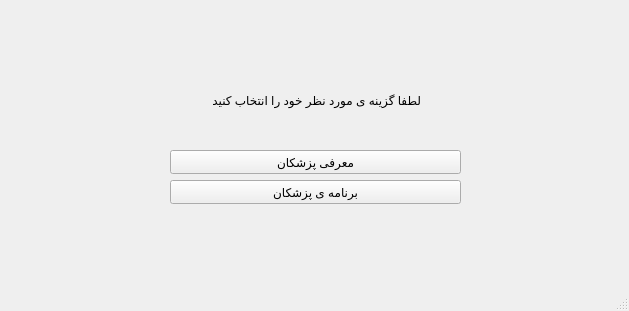
Before: the Qt Designer form APproject/doctors.ui in akbartvr/AP_project, drawn with Qt 5.
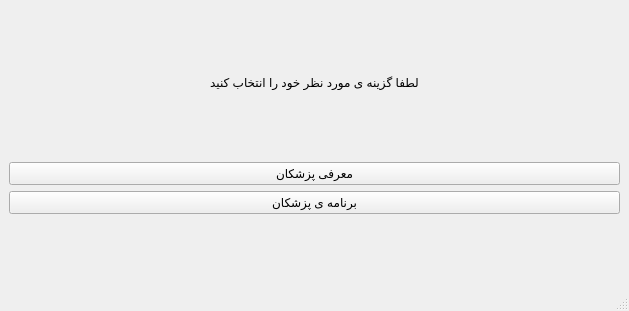
After: the same form once the commit is applied.

```diff
--- a/APproject/doctors.ui
+++ b/APproject/doctors.ui
@@ -14,45 +14,75 @@
    <string>MainWindow</string>
   </property>
   <widget class="QWidget" name="centralwidget">
+   <layout class="QVBoxLayout" name="verticalLayout_2">
+    <item>
+     <spacer name="verticalSpacer_3">
+      <property name="orientation">
+       <enum>Qt::Vertical</enum>
+      </property>
+      <property name="sizeHint" stdset="0">
+       <size>
+        <width>20</width>
+        <height>40</height>
+       </size>
+      </property>
+     </spacer>
+    </item>
+    <item>
+     <widget class="QLabel" name="doctorsLabel">
+      <property name="text">
+       <string>لطفا گزینه ی مورد نظر خود را انتخاب کنید</string>
+      </property>
+      <property name="alignment">
+       <set>Qt::AlignCenter</set>
+      </property>
+     </widget>
+    </item>
+    <item>
+     <spacer name="verticalSpacer_2">
+      <property name="orientation">
+       <enum>Qt::Vertical</enum>
+      </property>
+      <property name="sizeHint" stdset="0">
+       <size>
+        <width>20</width>
+        <height>40</height>
+       </size>
+      </property>
+     </spacer>
+    </item>
+    <item>
+     <layout class="QVBoxLayout" name="verticalLayout">
+      <item>
    <widget class="QPushButton" name="introPB">
-    <property name="geometry">
-     <rect>
-      <x>170</x>
-      <y>150</y>
-      <width>291</width>
-      <height>24</height>
-     </rect>
-    </property>
     <property name="text">
      <string>معرفی پزشکان</string>
     </property>
    </widget>
+      </item>
+      <item>
    <widget class="QPushButton" name="schedulePB">
-    <property name="geometry">
-     <rect>
-      <x>170</x>
-      <y>180</y>
-      <width>291</width>
-      <height>24</height>
-     </rect>
-    </property>
     <property name="text">
      <string>برنامه ی پزشکان</string>
     </property>
    </widget>
-   <widget class="QLabel" name="doctorsLabel">
-    <property name="geometry">
-     <rect>
-      <x>210</x>
-      <y>90</y>
-      <width>211</width>
-      <height>20</height>
-     </rect>
-    </property>
-    <property name="text">
-     <string>لطفا گزینه ی مورد نظر خود را انتخاب کنید</string>
-    </property>
-   </widget>
+      </item>
+     </layout>
+    </item>
+    <item>
+     <spacer name="verticalSpacer">
+      <property name="orientation">
+       <enum>Qt::Vertical</enum>
+      </property>
+      <property name="sizeHint" stdset="0">
+       <size>
+        <width>20</width>
+        <height>40</height>
+       </size>
+      </property>
+     </spacer>
+    </item>
+   </layout>
   </widget>
   <widget class="QMenuBar" name="menubar">
    <property name="geometry">
```
Left out of the diff: 2 changed lines with no effect on the pictures. Lines whose indentation alone changed are shown as unchanged.
